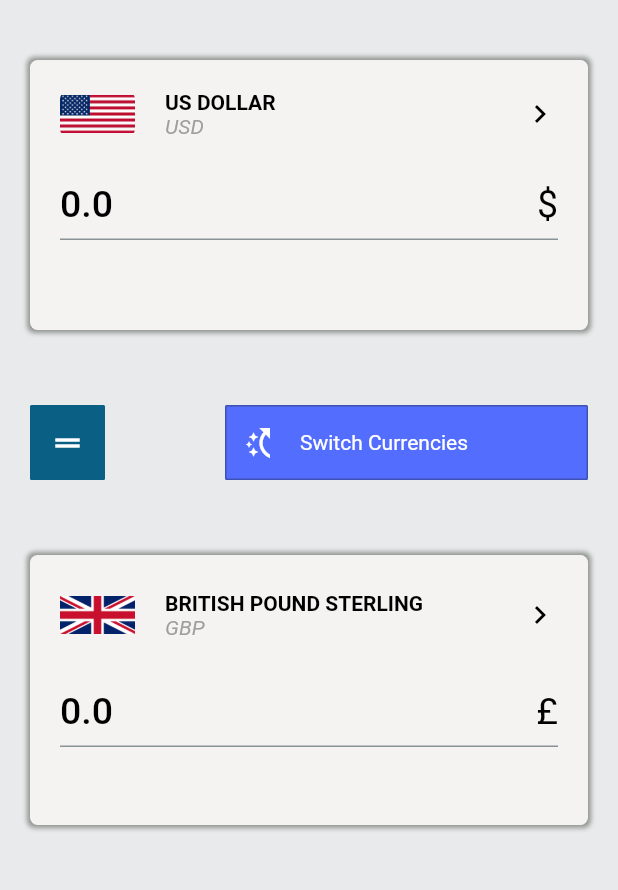
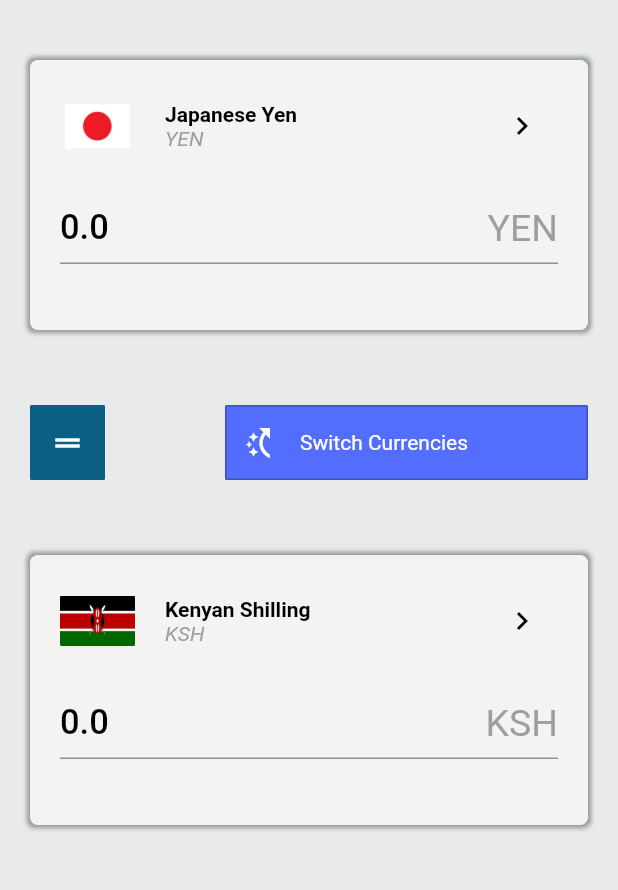
Before and after one commit to notrayo/currency-converter, a Flutter app: the screen it shows after launch, on a phone screen of 412 x 824 dp, the part 84-974 px from its top. Run offline on Flutter 3.47's test engine with Material 2 defaults, Android fonts, the phone set to English and light mode, and no system bars; missing offline and left inert: dart:ffi.

Commit message:
finished on User Interface

```diff
--- a/lib/Screens/home_screen.dart
+++ b/lib/Screens/home_screen.dart
@@ -1,4 +1,7 @@
+import 'dart:ffi';
+
 import 'package:flutter/material.dart';
+import '../models/currencies.dart';
 
 class HomeScreen extends StatefulWidget {
   const HomeScreen({super.key});
@@ -8,6 +11,10 @@ class HomeScreen extends StatefulWidget {
 }
 
 class _HomeScreenState extends State<HomeScreen> {
+  Country fromCurrency = currency_data[3];
+  Country toCurrency = currency_data[5];
+  double value = 0;
+
   @override
   Widget build(BuildContext context) {
     return Scaffold(
@@ -43,7 +50,7 @@ class _HomeScreenState extends State<HomeScreen> {
                               ClipRRect(
                                 borderRadius: BorderRadius.circular(5),
                                 child: Image.asset(
-                                  'assets/images/usa.jpeg',
+                                  fromCurrency.assetLink,
                                   height: 30,
                                   width: 50,
                                 ),
@@ -54,41 +61,74 @@ class _HomeScreenState extends State<HomeScreen> {
                               Expanded(
                                 child: Column(
                                   crossAxisAlignment: CrossAxisAlignment.start,
-                                  children: const [
+                                  children: [
                                     Text(
-                                      'US DOLLAR',
-                                      style: TextStyle(
+                                      fromCurrency.currency,
+                                      style: const TextStyle(
                                           fontWeight: FontWeight.bold,
                                           color: Colors.black),
                                     ),
                                     Text(
-                                      'USD',
-                                      style: TextStyle(
+                                      fromCurrency.abbreviatedCurrency,
+                                      style: const TextStyle(
                                           fontStyle: FontStyle.italic,
                                           color: Colors.grey),
                                     )
                                   ],
                                 ),
                               ),
-                              const Icon(
-                                Icons.chevron_right_outlined,
+                              IconButton(
+                                onPressed: () {
+                                  // Implement logic to display the dropdown when the icon is pressed.
+                                  showModalBottomSheet<void>(
+                                    context: context,
+                                    builder: (BuildContext context) {
+                                      return SizedBox(
+                                        height: 70,
+                                        child: DropdownButton<Country>(
+                                          items: currency_data
+                                              .map((Country country) {
+                                            return DropdownMenuItem<Country>(
+                                              value: country,
+                                              child: Text(country.name),
+                                            );
+                                          }).toList(),
+                                          onChanged: (Country? newValue) {
+                                            setState(() {
+                                              if (newValue != null) {
+                                                fromCurrency = newValue;
+                                              }
+                                              Navigator.pop(
+                                                  context); // Close the bottom sheet after selection
+                                            });
+                                          },
+                                          hint:
+                                              const Text('Select New Currency'),
+                                        ),
+                                      );
+                                    },
+                                  );
+                                },
+                                icon: const Icon(Icons.chevron_right_outlined),
                                 color: Colors.black,
-                              )
+                              ),
                             ],
                           ),
                           const SizedBox(
                             height: 20,
                           ),
-                          const TextField(
-                            style: TextStyle(color: Colors.black, fontSize: 25),
+                          TextFormField(
+                            initialValue: value.toString(),
+                            style: const TextStyle(
+                                color: Colors.black, fontSize: 23),
                             keyboardType: TextInputType.number,
                             decoration: InputDecoration(
                               hintText: '0.0 ',
-                              hintStyle: TextStyle(color: Colors.black),
+                              hintStyle: const TextStyle(color: Colors.black),
                               suffixIcon: Text(
-                                '\$',
-                                style: TextStyle(
-                                    color: Colors.black, fontSize: 25),
+                                fromCurrency.abbreviatedCurrency,
+                                style: const TextStyle(
+                                    color: Colors.grey, fontSize: 25),
                               ),
                               suffixIconConstraints:
                                   BoxConstraints(minHeight: 0, minWidth: 0),
@@ -107,7 +147,7 @@ class _HomeScreenState extends State<HomeScreen> {
                         height: 50,
                         width: 50,
                         decoration: BoxDecoration(
-                          color: Color.fromARGB(255, 10, 96, 132),
+                          color: const Color.fromARGB(255, 10, 96, 132),
                           borderRadius: BorderRadius.circular(1),
                           // boxShadow: [
                           //   BoxShadow(
@@ -173,7 +213,7 @@ class _HomeScreenState extends State<HomeScreen> {
                               ClipRRect(
                                 borderRadius: BorderRadius.circular(5),
                                 child: Image.asset(
-                                  'assets/images/british-flag.png',
+                                  toCurrency.assetLink,
                                   height: 40,
                                   width: 50,
                                 ),
@@ -184,45 +224,77 @@ class _HomeScreenState extends State<HomeScreen> {
                               Expanded(
                                 child: Column(
                                   crossAxisAlignment: CrossAxisAlignment.start,
-                                  children: const [
+                                  children: [
                                     Text(
-                                      'BRITISH POUND STERLING',
-                                      style: TextStyle(
+                                      toCurrency.currency,
+                                      style: const TextStyle(
                                           fontWeight: FontWeight.bold,
                                           color: Colors.black),
                                     ),
                                     Text(
-                                      'GBP',
-                                      style: TextStyle(
+                                      toCurrency.abbreviatedCurrency,
+                                      style: const TextStyle(
                                           fontStyle: FontStyle.italic,
                                           color: Colors.grey),
                                     )
                                   ],
                                 ),
                               ),
-                              const Icon(
-                                Icons.chevron_right_outlined,
+                              IconButton(
+                                onPressed: () {
+                                  // Implement logic to display the dropdown when the icon is pressed.
+                                  showModalBottomSheet<void>(
+                                    context: context,
+                                    builder: (BuildContext context) {
+                                      return SizedBox(
+                                        height: 70,
+                                        child: DropdownButton<Country>(
+                                          items: currency_data
+                                              .map((Country country) {
+                                            return DropdownMenuItem<Country>(
+                                              value: country,
+                                              child: Text(country.name),
+                                            );
+                                          }).toList(),
+                                          onChanged: (Country? newValue) {
+                                            setState(() {
+                                              if (newValue != null) {
+                                                toCurrency = newValue;
+                                              }
+                                              Navigator.pop(
+                                                  context); // Close the bottom sheet after selection
+                                            });
+                                          },
+                                          hint:
+                                              const Text('Select New Currency'),
+                                        ),
+                                      );
+                                    },
+                                  );
+                                },
+                                icon: const Icon(Icons.chevron_right_outlined),
                                 color: Colors.black,
-                              )
+                              ),
                             ],
                           ),
                           const SizedBox(
                             height: 20,
                           ),
-                          const TextField(
-                            style: TextStyle(color: Colors.black, fontSize: 25),
+                          TextFormField(
+                            initialValue: value.toString(),
+                            style: const TextStyle(
+                                color: Colors.black, fontSize: 23),
                             keyboardType: TextInputType.number,
                             decoration: InputDecoration(
-                              // hintText: '0.0 USD ',
+                              //hintText: '0.0 ',
+                              hintStyle: const TextStyle(color: Colors.black),
                               suffixIcon: Text(
-                                '£',
-                                style: TextStyle(
-                                    color: Colors.black, fontSize: 25),
+                                toCurrency.abbreviatedCurrency,
+                                style: const TextStyle(
+                                    color: Colors.grey, fontSize: 25),
                               ),
-                              suffixIconConstraints:
-                                  BoxConstraints(minHeight: 0, minWidth: 0),
-                              hintText: '0.0 ',
-                              hintStyle: TextStyle(color: Colors.black),
+                              suffixIconConstraints: const BoxConstraints(
+                                  minHeight: 0, minWidth: 0),
                             ),
                           )
                         ],
--- /dev/null
+++ b/lib/models/currencies.dart
@@ -0,0 +1,64 @@
+// model class
+
+class Country {
+  String name;
+  String assetLink;
+  String currency;
+  String abbreviatedCurrency;
+
+  Country(
+      {required this.name,
+      required this.assetLink,
+      required this.currency,
+      required this.abbreviatedCurrency});
+}
+
+// data
+
+final List<Country> currency_data = [
+  Country(
+      name: 'USA',
+      assetLink: 'assets/images/usa.jpeg',
+      currency: 'US Dollar',
+      abbreviatedCurrency: 'USD'),
+  Country(
+      name: 'Europe',
+      assetLink: 'assets/images/euro.png',
+      currency: 'Euro',
+      abbreviatedCurrency: 'EUR'),
+  Country(
+      name: 'UK',
+      assetLink: 'assets/images/british-flag.png',
+      currency: 'British Pound',
+      abbreviatedCurrency: 'GBP'),
+  Country(
+      name: 'Japan',
+      assetLink: 'assets/images/yen.png',
+      currency: 'Japanese Yen',
+      abbreviatedCurrency: 'YEN'),
+  Country(
+      name: 'Canada',
+      assetLink: 'assets/images/canada.png',
+      currency: 'Canadian Dollar',
+      abbreviatedCurrency: 'CND'),
+  Country(
+      name: 'Kenya',
+      assetLink: 'assets/images/kenya.png',
+      currency: 'Kenyan Shilling',
+      abbreviatedCurrency: 'KSH'),
+  Country(
+      name: 'India',
+      assetLink: 'assets/images/india.png',
+      currency: 'Indian Rupees',
+      abbreviatedCurrency: 'RUP'),
+  Country(
+      name: 'Nigeria',
+      assetLink: 'assets/images/naija.png',
+      currency: 'Nigerian Naira',
+      abbreviatedCurrency: 'NGN'),
+  Country(
+      name: 'South Africa',
+      assetLink: 'assets/images/south africa.jpeg',
+      currency: 'South African Rand',
+      abbreviatedCurrency: 'ZAR')
+];
```
